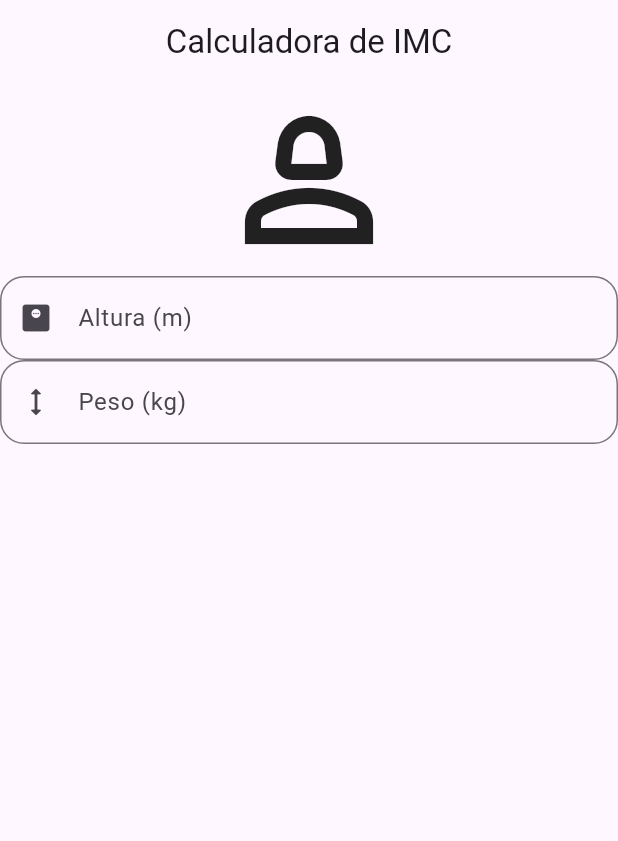
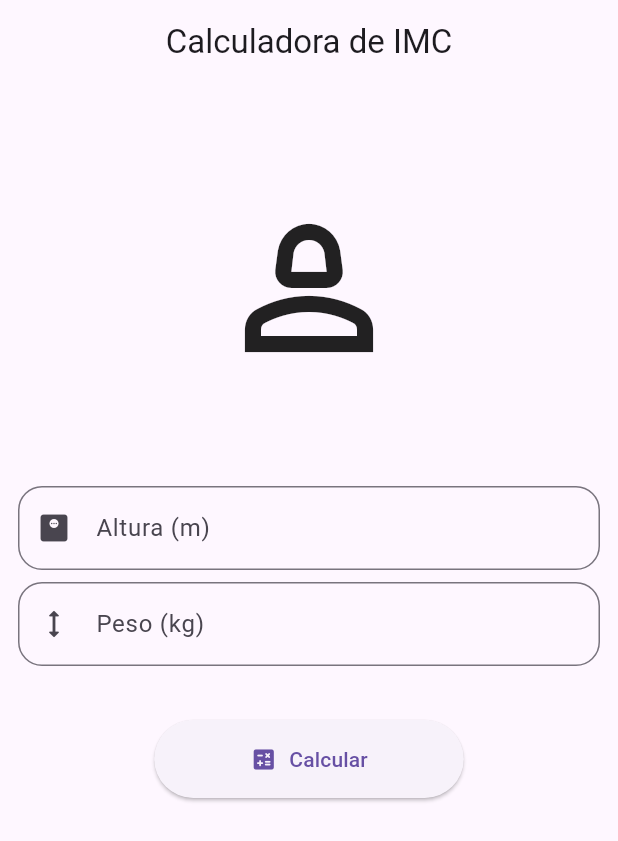
Before and after one commit to vilaJJ/flutter-imc_calculator, a Flutter app: the screen it shows after launch, on a phone screen of 412 x 824 dp. Shown: the top 841 px of the screen. Run offline on Flutter 3.47's test engine with Material 3 defaults, Android fonts, the phone set to English and light mode, and no system bars.

Commit message:
:lipstick: feat: UI enhanced.

```diff
--- a/imc_calculator/lib/src/app_widget.dart
+++ b/imc_calculator/lib/src/app_widget.dart
@@ -17,6 +17,7 @@ class AppWidget extends StatelessWidget {
       theme: ThemeData(
         useMaterial3: true,
       ),
+      themeMode: ThemeMode.system,
       home: const CalculatorPage(),
     );
   }
--- a/imc_calculator/lib/src/ui/view/calculator_page.dart
+++ b/imc_calculator/lib/src/ui/view/calculator_page.dart
@@ -30,22 +30,46 @@ class _CalculatorPageState extends State<CalculatorPage> {
         title: const Text("Calculadora de IMC"),
         centerTitle: true,
       ),
-      body: Center(
+      body: Padding(
+        padding: const EdgeInsets.all(8.0),
         child: Column(
           children: [
-            const Icon(
+            const Padding(
+              padding: EdgeInsets.symmetric(vertical: 64),
+              child: Icon(
                 Icons.person_2_outlined,
                 size: 128,
               ),
-            CalculateTextFieldWidget(
+            ),
+            Padding(
+              padding: const EdgeInsets.all(4),
+              child: CalculateTextFieldWidget(
                 controller: heightTextController,
                 prefixIcon: Icons.monitor_weight_rounded,
                 labelText: "Altura (m)",
               ),
-            CalculateTextFieldWidget(
+            ),
+            Padding(
+              padding: const EdgeInsets.all(4),
+              child: CalculateTextFieldWidget(
                 controller: weightTextController,
                 prefixIcon: Icons.height_rounded,
                 labelText: "Peso (kg)",
+              ),
+            ),
+            Padding(
+              padding: const EdgeInsets.symmetric(vertical: 32),
+              child: ElevatedButton.icon(
+                style: ElevatedButton.styleFrom(
+                  padding: const EdgeInsets.symmetric(
+                    horizontal: 64,
+                    vertical: 16,
+                  ),
+                ),
+                onPressed: () {},
+                icon: const Icon(Icons.calculate_rounded),
+                label: const Text("Calcular"),
+              ),
             ),
           ],
         ),
```
Lines whose indentation alone changed are shown as unchanged.
